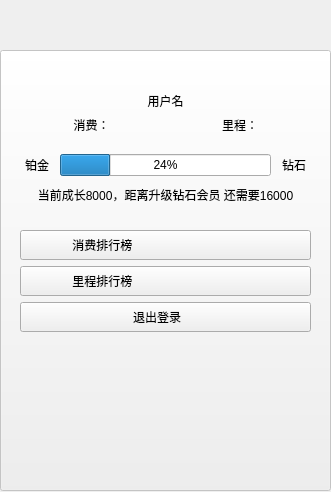
Qt form userinfo.ui (bjutSecurityst/Dtrip) before a commit.
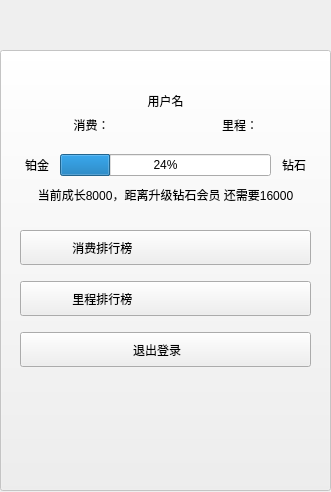
The same form after that commit. Icons and pictures are not drawn.

```diff
--- a/userinfo.ui
+++ b/userinfo.ui
@@ -41,7 +41,7 @@
      <height>451</height>
     </rect>
    </property>
-   <layout class="QVBoxLayout" name="verticalLayout" stretch="0,0,0,0,0,0,0,0,0,0,0">
+   <layout class="QVBoxLayout" name="verticalLayout" stretch="0,0,0,0,0,0,0,0,0,0,0,0,0">
     <item>
      <layout class="QHBoxLayout" name="horizontalLayout_3">
       <item>
@@ -222,7 +222,7 @@
       <property name="minimumSize">
        <size>
         <width>0</width>
-        <height>30</height>
+        <height>35</height>
        </size>
       </property>
       <property name="contextMenuPolicy">
@@ -246,12 +246,28 @@
       </property>
      </widget>
     </item>
+    <item>
+     <spacer name="verticalSpacer_4">
+      <property name="orientation">
+       <enum>Qt::Orientation::Vertical</enum>
+      </property>
+      <property name="sizeType">
+       <enum>QSizePolicy::Policy::Fixed</enum>
+      </property>
+      <property name="sizeHint" stdset="0">
+       <size>
+        <width>20</width>
+        <height>10</height>
+       </size>
+      </property>
+     </spacer>
+    </item>
     <item>
      <widget class="QPushButton" name="pushButton_2">
       <property name="minimumSize">
        <size>
         <width>0</width>
-        <height>30</height>
+        <height>35</height>
        </size>
       </property>
       <property name="layoutDirection">
@@ -272,12 +288,28 @@
       </property>
      </widget>
     </item>
+    <item>
+     <spacer name="verticalSpacer_5">
+      <property name="orientation">
+       <enum>Qt::Orientation::Vertical</enum>
+      </property>
+      <property name="sizeType">
+       <enum>QSizePolicy::Policy::Fixed</enum>
+      </property>
+      <property name="sizeHint" stdset="0">
+       <size>
+        <width>20</width>
+        <height>10</height>
+       </size>
+      </property>
+     </spacer>
+    </item>
     <item>
      <widget class="QPushButton" name="pushButton_3">
       <property name="minimumSize">
        <size>
         <width>0</width>
-        <height>30</height>
+        <height>35</height>
        </size>
       </property>
       <property name="text">
```
